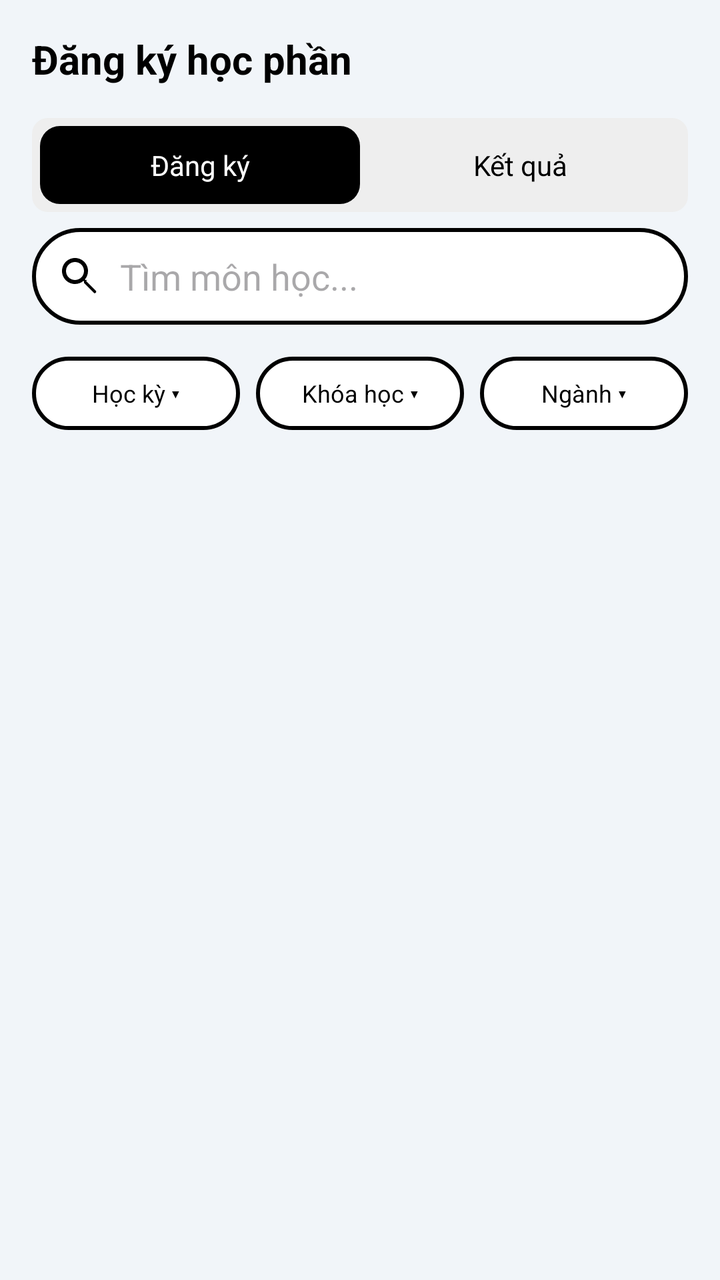
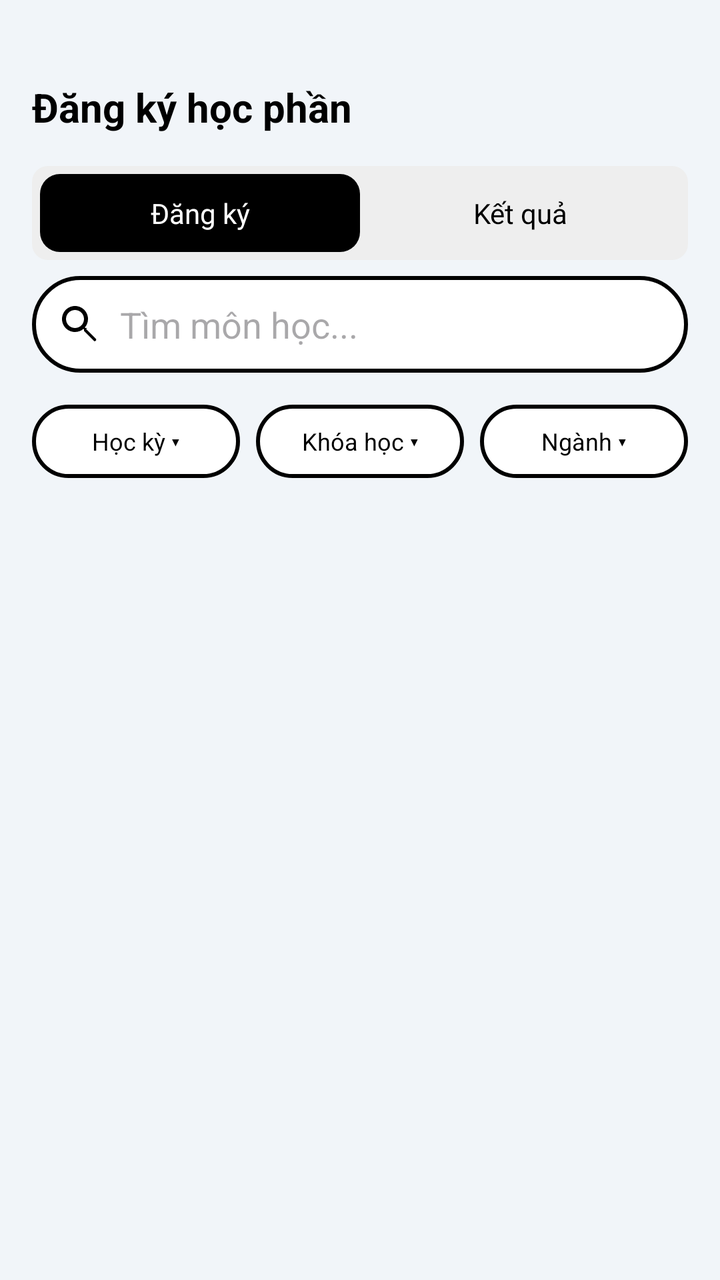

Compare the two renders of this Android layout. The source of the first and the diff that turns it into the second are given below.
<!-- AndroidManifest.xml: application theme Theme.UTC2AppReborn -->
<!-- res/layout/activity_course_registration.xml -->
<?xml version="1.0" encoding="utf-8"?>
<LinearLayout xmlns:android="http://schemas.android.com/apk/res/android"
    xmlns:app="http://schemas.android.com/apk/res-auto"
    android:orientation="vertical"
    android:background="#F1F5F9"
    android:layout_width="match_parent"
    android:layout_height="match_parent">

    
    <LinearLayout
        android:orientation="horizontal"
        android:padding="16dp"
        android:gravity="center_vertical"
        android:layout_width="match_parent"
        android:layout_height="wrap_content">

        <TextView
            android:layout_width="wrap_content"
            android:layout_height="wrap_content"
            android:text="Đăng ký học phần"
            android:textSize="20sp"
            android:textStyle="bold"
            android:textColor="#000000"/>
    </LinearLayout>

    
    <LinearLayout
        android:orientation="horizontal"
        android:background="@drawable/bg_tab_container"
        android:layout_marginHorizontal="16dp"
        android:layout_marginBottom="8dp"
        android:padding="4dp"
        android:layout_width="match_parent"
        android:layout_height="wrap_content">

        <TextView
            android:id="@+id/tabDangKy"
            android:layout_width="0dp"
            android:layout_weight="1"
            android:layout_height="wrap_content"
            android:text="Đăng ký"
            android:gravity="center"
            android:padding="10dp"
            android:textColor="#FFFFFF"
            android:background="@drawable/bg_tab_selected"
            android:clickable="true"
            android:focusable="true"/>

        <TextView
            android:id="@+id/tabKetQua"
            android:layout_width="0dp"
            android:layout_weight="1"
            android:layout_height="wrap_content"
            android:text="Kết quả"
            android:gravity="center"
            android:padding="10dp"
            android:textColor="#000000"
            android:clickable="true"
            android:focusable="true"/>
    </LinearLayout>

    
    <ScrollView
        android:layout_width="match_parent"
        android:layout_height="match_parent">

        <FrameLayout
            android:layout_width="match_parent"
            android:layout_height="wrap_content">

            
            <LinearLayout
                android:id="@+id/pageDangKy"
                android:orientation="vertical"
                android:layout_width="match_parent"
                android:layout_height="wrap_content"
                android:visibility="visible">

                
                <EditText
                    android:id="@+id/searchBox"
                    android:layout_width="match_parent"
                    android:layout_height="wrap_content"
                    android:hint="Tìm môn học..."
                    android:textColor="#000000"
                    android:layout_marginHorizontal="16dp"
                    android:background="@drawable/bg_search"
                    android:padding="12dp"
                    android:drawableStart="@drawable/ic_search"
                    android:drawablePadding="8dp"
                    android:inputType="text"/>

                
                <LinearLayout
                    android:orientation="horizontal"
                    android:layout_margin="16dp"
                    android:layout_width="match_parent"
                    android:layout_height="wrap_content">

                    <TextView
                        android:id="@+id/btnHocKy"
                        android:layout_width="0dp"
                        android:layout_weight="1"
                        android:layout_height="wrap_content"
                        android:text="Học kỳ ▾"
                        android:textColor="#000000"
                        android:textSize="12sp"
                        android:gravity="center"
                        android:padding="10dp"
                        android:background="@drawable/bg_search"
                        android:clickable="true"
                        android:focusable="true"/>

                    <TextView
                        android:id="@+id/btnKhoa"
                        android:layout_width="0dp"
                        android:layout_weight="1"
                        android:layout_height="wrap_content"
                        android:text="Khóa học ▾"
                        android:textColor="#000000"
                        android:textSize="12sp"
                        android:gravity="center"
                        android:padding="10dp"
                        android:layout_marginHorizontal="8dp"
                        android:background="@drawable/bg_search"
                        android:clickable="true"
                        android:focusable="true"/>

                    <TextView
                        android:id="@+id/btnNganh"
                        android:layout_width="0dp"
                        android:layout_weight="1"
                        android:layout_height="wrap_content"
                        android:text="Ngành ▾"
                        android:textColor="#000000"
                        android:textSize="12sp"
                        android:gravity="center"
                        android:padding="10dp"
                        android:background="@drawable/bg_search"
                        android:clickable="true"
                        android:focusable="true"/>
                </LinearLayout>

                
                <androidx.recyclerview.widget.RecyclerView
                    android:id="@+id/rvCourses"
                    android:layout_width="match_parent"
                    android:layout_height="wrap_content"
                    android:nestedScrollingEnabled="false"/>

                
                <LinearLayout
                    android:id="@+id/layoutSelected"
                    android:orientation="vertical"
                    android:visibility="gone"
                    android:layout_width="match_parent"
                    android:layout_height="wrap_content">

                    <com.google.android.material.card.MaterialCardView
                        android:layout_width="match_parent"
                        android:layout_height="wrap_content"
                        android:layout_marginHorizontal="16dp"
                        android:layout_marginTop="16dp"
                        app:cardCornerRadius="20dp"
                        app:cardElevation="0dp"
                        app:strokeColor="#000000"
                        app:strokeWidth="2dp"
                        app:cardBackgroundColor="#FFFFFF">

                        <LinearLayout
                            android:orientation="vertical"
                            android:layout_width="match_parent"
                            android:layout_height="wrap_content">

                            <LinearLayout
                                android:orientation="horizontal"
                                android:layout_width="match_parent"
                                android:layout_height="wrap_content"
                                android:paddingHorizontal="16dp"
                                android:paddingTop="16dp"
                                android:paddingBottom="14dp"
                                android:gravity="center_vertical">

                                <TextView
                                    android:layout_width="0dp"
                                    android:layout_weight="1"
                                    android:layout_height="wrap_content"
                                    android:text="Đã chọn:"
                                    android:textColor="#E53935"
                                    android:textSize="16sp"
                                    android:textStyle="bold"/>

                                <ImageView
                                    android:layout_width="24dp"
                                    android:layout_height="24dp"
                                    android:src="@drawable/ic_arrow_down"
                                    android:tint="#666666"
                                    android:scaleType="centerInside"/>
                            </LinearLayout>

                            <View
                                android:layout_width="match_parent"
                                android:layout_height="1dp"
                                android:layout_marginHorizontal="16dp"
                                android:background="#E0E0E0"/>

                            <LinearLayout
                                android:id="@+id/layoutSelectedItems"
                                android:orientation="vertical"
                                android:layout_width="match_parent"
                                android:layout_height="wrap_content"
                                android:paddingHorizontal="16dp"
                                android:paddingTop="12dp"/>

                            <View
                                android:layout_width="match_parent"
                                android:layout_height="1dp"
                                android:layout_marginHorizontal="16dp"
                                android:background="#E0E0E0"/>

                            <TextView
                                android:id="@+id/txtTongTinChi"
                                android:layout_width="match_parent"
                                android:layout_height="wrap_content"
                                android:paddingHorizontal="16dp"
                                android:paddingTop="10dp"
                                android:paddingBottom="16dp"
                                android:text="Tổng số tín chỉ: 0"
                                android:textColor="#555555"
                                android:textSize="14sp"
                                android:textStyle="bold"/>

                        </LinearLayout>
                    </com.google.android.material.card.MaterialCardView>

                    <TextView
                        android:id="@+id/btnConfirm"
                        android:layout_width="match_parent"
                        android:layout_height="56dp"
                        android:layout_marginHorizontal="16dp"
                        android:layout_marginTop="12dp"
                        android:layout_marginBottom="16dp"
                        android:text="Xác nhận đăng ký"
                        android:background="@drawable/bg_button_black"
                        android:textColor="#FFFFFF"
                        android:textAllCaps="false"
                        android:textSize="15sp"
                        android:textStyle="bold"
                        android:gravity="center"
                        android:clickable="true"
                        android:focusable="true"/>

                </LinearLayout>

            </LinearLayout>
            

            
            <LinearLayout
                android:id="@+id/pageKetQua"
                android:orientation="vertical"
                android:layout_width="match_parent"
                android:layout_height="wrap_content"
                android:padding="16dp"
                android:visibility="gone">

                <TextView
                    android:id="@+id/txtKetQuaTrong"
                    android:layout_width="match_parent"
                    android:layout_height="wrap_content"
                    android:text="Bạn chưa xác nhận đăng ký môn học nào.\nHãy chọn môn và bấm Xác nhận đăng ký."
                    android:textSize="14sp"
                    android:textColor="#888888"
                    android:gravity="center"
                    android:layout_marginTop="40dp"
                    android:visibility="visible"/>

                <TextView
                    android:id="@+id/txtKetQuaTongTinChi"
                    android:layout_width="match_parent"
                    android:layout_height="wrap_content"
                    android:text="Tổng số tín chỉ đã đăng ký: 0"
                    android:textSize="15sp"
                    android:textColor="#000000"
                    android:textStyle="bold"
                    android:layout_marginBottom="12dp"
                    android:visibility="gone"/>

                <LinearLayout
                    android:id="@+id/layoutKetQuaItems"
                    android:layout_width="match_parent"
                    android:layout_height="wrap_content"
                    android:orientation="vertical"/>

            </LinearLayout>
            

        </FrameLayout>
    </ScrollView>

</LinearLayout>
<!-- resources referenced by this layout -->
<resources>
  <!-- drawable bg_button_black (drawable) -->
  <?xml version="1.0" encoding="utf-8"?>
  <shape xmlns:android="http://schemas.android.com/apk/res/android">
      <solid android:color="@color/black" /> <corners android:radius="12dp" /> </shape>
  <!-- drawable bg_search (drawable) -->
  <?xml version="1.0" encoding="utf-8"?>
  <shape xmlns:android="http://schemas.android.com/apk/res/android">
  
      <solid android:color="#FFFFFF"/>
  
      <stroke
          android:width="2dp"
          android:color="#000000"/>
  
      <corners android:radius="25dp"/>
  
      <padding
          android:left="12dp"
          android:right="12dp"
          android:top="8dp"
          android:bottom="8dp"/>
  
  </shape>
  <!-- drawable bg_tab_container (drawable) -->
  <?xml version="1.0" encoding="utf-8"?>
  <shape xmlns:android="http://schemas.android.com/apk/res/android"
      android:shape="rectangle">
      <solid android:color="#EEEEEE"/>
      <corners android:radius="8dp"/>
  </shape>
  <!-- drawable bg_tab_selected (drawable) -->
  <?xml version="1.0" encoding="utf-8"?>
  <shape xmlns:android="http://schemas.android.com/apk/res/android">
      <solid android:color="#000000"/>
      <corners android:radius="10dp"/> 
  </shape>
  <!-- drawable ic_arrow_down (drawable) -->
  <?xml version="1.0" encoding="utf-8"?>
  <vector xmlns:android="http://schemas.android.com/apk/res/android"
      android:width="20dp"
      android:height="20dp"
      android:viewportWidth="24"
      android:viewportHeight="24">
  
      <path
          android:fillColor="#000000"
          android:pathData="M7,10l5,5 5,-5z"/>
  </vector>
  <!-- drawable ic_search (drawable) -->
  <?xml version="1.0" encoding="utf-8"?>
  <vector xmlns:android="http://schemas.android.com/apk/res/android"
      android:width="24dp"
      android:height="24dp"
      android:viewportWidth="24"
      android:viewportHeight="24">
  
      
      <path
          android:fillColor="@android:color/black"
          android:pathData="M15.5,14h-0.79l-0.28,-0.27
                            C15.41,12.59 16,11.11 16,9.5
                            C16,5.91 13.09,3 9.5,3
                            C5.91,3 3,5.91 3,9.5
                            C3,13.09 5.91,16 9.5,16
                            C11.11,16 12.59,15.41 13.73,14.43
                            l0.27,0.28v0.79l5,5
                            C19.49,20.99 20.49,19.99 20,19.5l-5,-5z
  
                            M9.5,14
                            C7.01,14 5,11.99 5,9.5
                            C5,7.01 7.01,5 9.5,5
                            C11.99,5 14,7.01 14,9.5
                            C14,11.99 11.99,14 9.5,14z"/>
  
  </vector>
  <style name="Theme.UTC2AppReborn" parent="Base.Theme.UTC2AppReborn" />
  <color name="black">#FF000000</color>
  <style name="Base.Theme.UTC2AppReborn" parent="Theme.Material3.DayNight.NoActionBar">
  
          
          
  
          
          <item name="colorPrimary">@color/primary</item>
  
          
          <item name="colorOnSurface">#000000</item>
  
          
          <item name="colorOnPrimary">#000000</item>
  
          
          <item name="colorOnBackground">#000000</item>
  
      </style>
  <color name="primary">#1565C0</color>
</resources>

<!-- the commit's change to res/layout/activity_course_registration.xml (unified diff, before → after) -->
@@ -4,7 +4,9 @@
     android:orientation="vertical"
     android:background="#F1F5F9"
     android:layout_width="match_parent"
-    android:layout_height="match_parent">
+    android:layout_height="match_parent"
+    android:paddingTop="24dp">
+
 
     
     <LinearLayout
